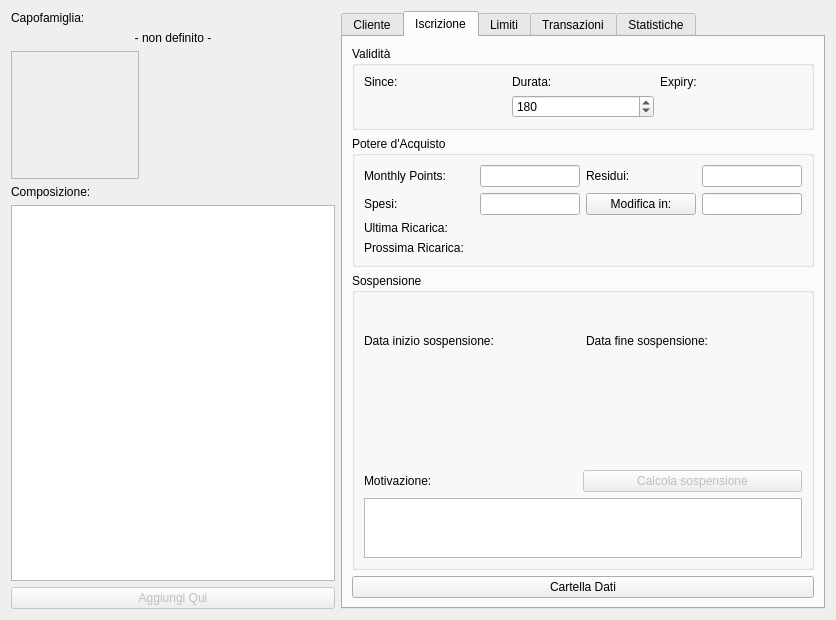
Qt form squeeze/src/ui/editclient_widget.ui (lastprimenumbers/lemonpos) before a commit.
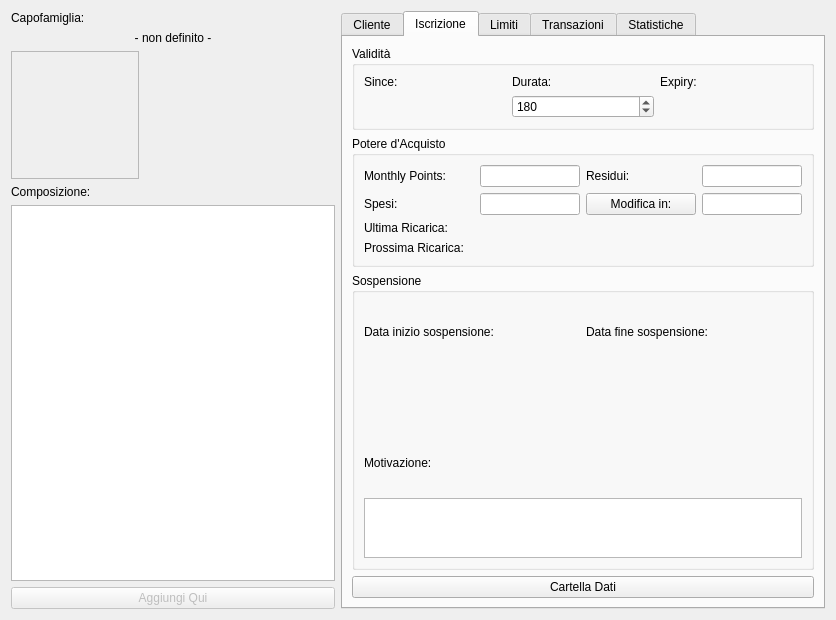
The same form after that commit. The open tabs and pages were chosen to show the change. Custom widgets are drawn as their Qt base class.

Commit message: Rimossa relazione id/code in transactions (per permettere nuovamente editing diretto). Sincronizzata data di sospensione con termine iscr.

```diff
--- a/squeeze/src/ui/editclient_widget.ui
+++ b/squeeze/src/ui/editclient_widget.ui
@@ -647,16 +647,6 @@
               </property>
              </widget>
             </item>
-            <item>
-             <widget class="QPushButton" name="suspButton">
-              <property name="enabled">
-               <bool>false</bool>
-              </property>
-              <property name="text">
-               <string>Calcola sospensione</string>
-              </property>
-             </widget>
-            </item>
            </layout>
           </item>
          </layout>
```
The commit also changes 3 other files.
